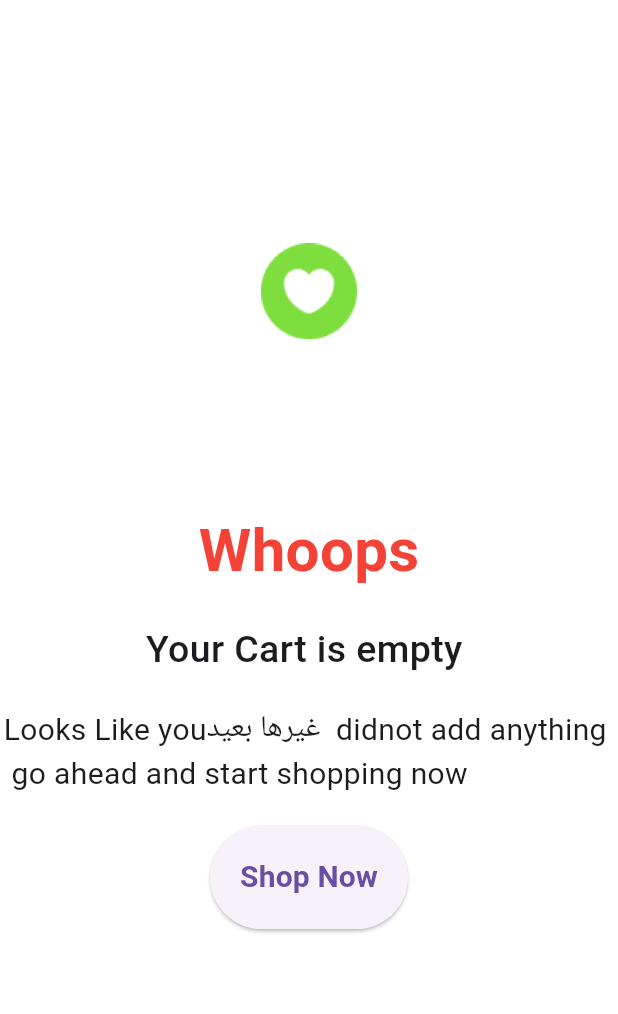
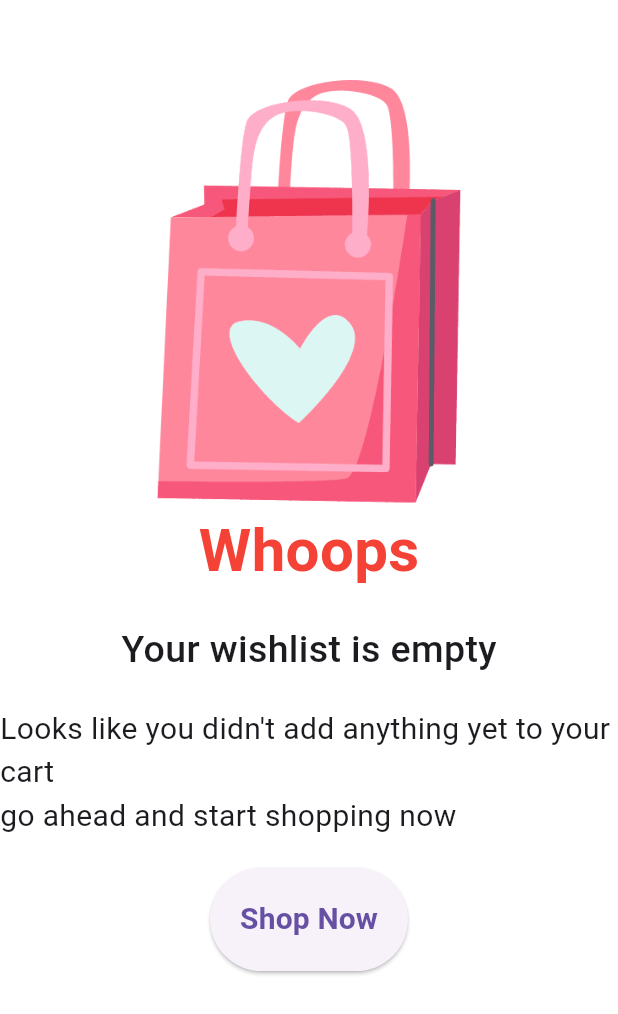
Before and after one commit to AMIRAMOHMED/smart-shop, a Flutter app: the ProfileScreen screen opened directly, after a tap on "WishList", on a phone screen of 412 x 824 dp. Shown: the top 1014 px of the screen. Run offline on Flutter 3.47's test engine with Material 3 defaults, Android fonts, the phone set to English and light mode, and no system bars; our stand-ins replace cloud_firestore, fancy_shimmer_image, firebase_auth, firebase_core, firebase_storage, fluttertoast and 6 more; missing offline and left inert: dynamic_height_grid_view; accounts and stored records are empty; network calls fail.

Commit message:
my first commit

```diff
--- /dev/null
+++ b/devtools_options.yaml
@@ -0,0 +1 @@
+extensions:
--- a/lib/main.dart
+++ b/lib/main.dart
@@ -1,5 +1,6 @@
 import 'package:firebase_core/firebase_core.dart';
 import 'package:flutter/material.dart';
+import 'package:flutter/rendering.dart';
 import 'package:provider/provider.dart';
 import 'package:shop_smart/firebase_options.dart';
 import 'package:shop_smart/provider/cart_provider.dart';
@@ -21,6 +22,7 @@ import 'package:shop_smart/screens/search_screen.dart';
 import 'consts/them_data.dart';
 
 void main() {
+  debugProfilePaintsEnabled = false;
   runApp(const MyApp());
 }
 
@@ -85,7 +87,7 @@ class MyApp extends StatelessWidget {
                 home: const RootScreen(),
                 routes: {
                   ProductDetails.id: (context) => const ProductDetails(),
-                  WishListScreen.id: (context) => const WishListScreen(),
+                  WishlistScreen.id: (context) => const WishlistScreen(),
                   ViewedRecentlyPage.id: (context) =>
                       const ViewedRecentlyPage(),
                   LoginScreen.id: (context) => const LoginScreen(),
--- a/lib/root.dart
+++ b/lib/root.dart
@@ -50,7 +50,7 @@ class _RootScreenState extends State<RootScreen> {
     try {
       Future.wait({productProvider.fetchProducts()});
       Future.wait(
-          {cartProvider.fetchCart(), wishListtProvider.fetchWishList()});
+          {cartProvider.fetchCart(), wishListtProvider.fetchWishlist()});
     } catch (error) {
       log(error.toString());
     } finally {
--- a/lib/screens/inner_screens/wishlist_screen.dart
+++ b/lib/screens/inner_screens/wishlist_screen.dart
@@ -1,56 +1,70 @@
 import 'package:dynamic_height_grid_view/dynamic_height_grid_view.dart';
 import 'package:flutter/material.dart';
-import 'package:iconly/iconly.dart';
 import 'package:provider/provider.dart';
+import 'package:shop_smart/provider/wishlist_provider.dart';
+import 'package:shop_smart/services/assest_manger.dart';
+import 'package:shop_smart/services/my_app_methods.dart';
+import 'package:shop_smart/widgets/empty_bag.dart';
+import 'package:shop_smart/widgets/title_text_.dart';
 
-import '../../provider/wishlist_provider.dart';
-import '../../services/assest_manger.dart';
+import '../../widgets/products/product_widget.dart';
 
-import '../../services/my_app_methods.dart';
-import '../../widgets/empty_bag.dart';
-import '../../widgets/products/product_widget.dart';
-import '../../widgets/title_text_.dart';
-
-class WishListScreen extends StatelessWidget {
-  const WishListScreen({super.key});
-  static const id = "WishListScreen";
+class WishlistScreen extends StatelessWidget {
+  static const id = "WishlistScreen";
+  const WishlistScreen({super.key});
 
   @override
   Widget build(BuildContext context) {
-    final wishListProvider = Provider.of<WishListProvider>(context);
-
-    return wishListProvider.getwishItems.isEmpty
+    final wishlistProvider = Provider.of<WishListProvider>(context);
+    return wishlistProvider.getWishlistItems.isEmpty
         ? Scaffold(
             body: EmptyBag(
-            imagePath: AssetsManager.wishlistSvg,
-            title: "Your Cart is empty ",
-            subTitle:
-                "Looks Like youغيرها بعيد  didnot add anything \n go ahead and start shopping now ",
-            buttonText: "Shop Now",
-          ))
+              imagePath: AssetsManager.bagWish,
+              title: "Your wishlist is empty",
+              subTitle:
+                  'Looks like you didn\'t add anything yet to your cart \ngo ahead and start shopping now',
+              buttonText: "Shop Now",
+            ),
+          )
         : Scaffold(
             appBar: AppBar(
-              title:  TitlesTextWidget(label: "WishList(${wishListProvider.getwishItems.length})", fontSize: 20),
-              leading: Image.asset(AssetsManager.wishlistSvg),
-              actions:  [
+              title: TitlesTextWidget(
+                  label:
+                      "Wishlist (${wishlistProvider.getWishlistItems.length})", fontSize: 20,),
+              leading: Padding(
+                padding: const EdgeInsets.all(8.0),
+                child: Image.asset(AssetsManager.shoppingCart),
+              ),
+              actions: [
                 IconButton(
-
-                  color: Colors.red, onPressed: () { MyAppMethods.showErrorOrWarningDialog(
-                    subTitle: "ClearCart",
-                    context: context,
-                    isError: false,
-                    fct: () {
-                      wishListProvider.clearWhisList();
-                    }); }, icon:const Icon(  IconlyLight.delete,) ,
-                )
+                  onPressed: () {
+                    MyAppMethods.showErrorOrWarningDialog(
+                        isError: false,
+                        context: context,
+                        subTitle: "Remove items",
+                        fct: () async {
+                          await wishlistProvider.clearWishlistFromFirebase();
+                          wishlistProvider.clearLocalWishlist();
+                        });
+                  },
+                  icon: const Icon(
+                    Icons.delete_forever_rounded,
+                    color: Colors.red,
+                  ),
+                ),
               ],
             ),
             body: DynamicHeightGridView(
-                itemCount: wishListProvider.getwishItems.length,
-                crossAxisCount: 2,
-                builder: (context, index) {
-                  return   ProductWidget(productId:wishListProvider.getwishItems.values.toList()[index].productId);
-                }),
+              itemCount: wishlistProvider.getWishlistItems.length,
+              builder: ((context, index) {
+                return ProductWidget(
+                  productId: wishlistProvider.getWishlistItems.values
+                      .toList()[index]
+                      .productId,
+                );
+              }),
+              crossAxisCount: 2,
+            ),
           );
   }
 }
--- a/lib/screens/profile_screen.dart
+++ b/lib/screens/profile_screen.dart
@@ -140,7 +140,7 @@ class _ProfileScreenState extends State<ProfileScreen>
                     CustomListTile(
                       text: "WishList",
                       function: () async {
-                        await Navigator.pushNamed(context, WishListScreen.id);
+                        await Navigator.pushNamed(context, WishlistScreen.id);
                       },
                       imagePath: AssetsManager.wishlistSvg,
                     ),
--- a/pubspec.yaml
+++ b/pubspec.yaml
@@ -61,7 +61,7 @@ dev_dependencies:
   # activated in the `analysis_options.yaml` file located at the root of your
   # package. See that file for information about deactivating specific lint
   # rules and activating additional ones.
-  flutter_lints: ^2.0.0
+  flutter_lints: ^3.0.1
 
 # For information on the generic Dart part of this file, see the
 # following page: https://dart.dev/tools/pub/pubspec
```
Also changed, not shown: lib/models/order.dart (added, +25 -0 lines), lib/provider/wishlist_provider.dart (+108 -104 lines), lib/widgets/products/heart_button.dart (+37 -26 lines), lib/firebase_options.dart, pubspec.lock, 12 other files.
